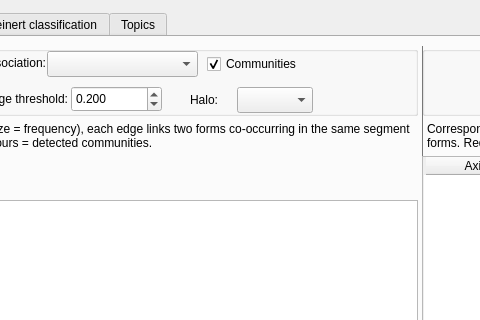
First picture: the form in src/GUI_UIs/ui_dialog_text_stats.ui, repository ccbogel/QualCoder, before the edit; both pictures show x 235 to 715 and y 0 to 320 of the 1330 by 750 pixel window.
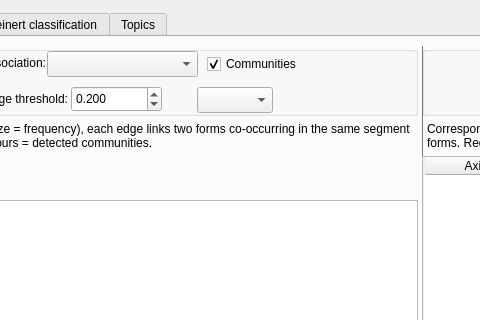
Second picture: the form after the edit. The open tabs and pages were chosen to show the change.

Patch:
```diff
--- a/src/GUI_UIs/ui_dialog_text_stats.ui
+++ b/src/GUI_UIs/ui_dialog_text_stats.ui
@@ -920,7 +920,7 @@
                <rect>
                 <x>380</x>
                 <y>40</y>
-                <width>51</width>
+                <width>28</width>
                 <height>28</height>
                </rect>
               </property>
@@ -928,7 +928,7 @@
                <string>Draw a red halo around the direct neighbours of this form in the graph</string>
               </property>
               <property name="text">
-               <string>Halo:</string>
+               <string/>
               </property>
               <property name="alignment">
                <set>Qt::AlignmentFlag::AlignRight|Qt::AlignmentFlag::AlignTrailing|Qt::AlignmentFlag::AlignVCenter</set>
@@ -937,7 +937,7 @@
              <widget class="QComboBox" name="comboBox_sim_halo">
               <property name="geometry">
                <rect>
-                <x>450</x>
+                <x>410</x>
                 <y>41</y>
                 <width>76</width>
                 <height>26</height>
```
Left out of the diff: 8 changed lines with no effect on the pictures.
